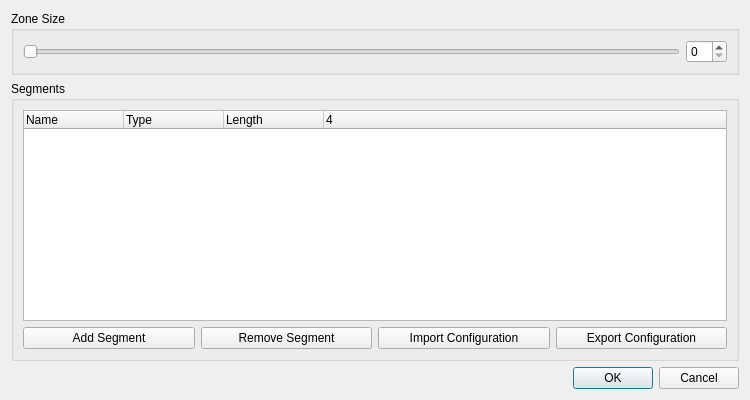
First picture: the form in qt/OpenRGBZoneEditorDialog/OpenRGBZoneEditorDialog.ui, repository CalcProgrammer1/OpenRGB, before the edit.
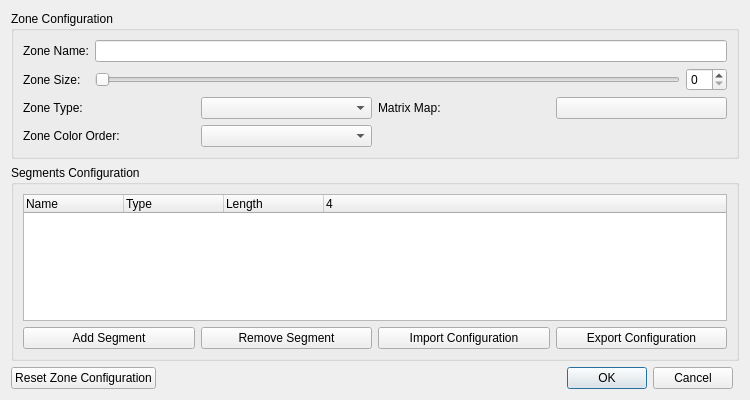
Second picture: the form after the edit. Custom widgets are drawn as their Qt base class.

Commit message: Zone and Segment type updates   * Add zone flags to indicate if fields are manually configurable and if they have been manually configured   * Add flags field to segment type   * Add segment flags for group start and group member   * Add color mode support flags to zone (RGB, RBG, GRB, GBR, BRG, BGR)   * Add color mode enum to zone   * Update zone and segment description functions to support new fields   * Rename the effects-only configurable size flag   * Remove zone type and matrix map configuration from E1.31 manual configuration, use zone editor instead

```diff
--- a/qt/OpenRGBZoneEditorDialog/OpenRGBZoneEditorDialog.ui
+++ b/qt/OpenRGBZoneEditorDialog/OpenRGBZoneEditorDialog.ui
@@ -14,42 +14,10 @@
    <string>Zone Editor</string>
   </property>
   <layout class="QGridLayout" name="gridLayout" columnstretch="1,0,0">
-   <item row="0" column="0" colspan="3">
-    <widget class="QGroupBox" name="GroupBoxZoneSize">
-     <property name="title">
-      <string>Zone Size</string>
-     </property>
-     <layout class="QGridLayout" name="gridLayout_3">
-      <item row="0" column="0">
-       <widget class="QTooltipedSlider" name="ResizeSlider">
-        <property name="sizePolicy">
-         <sizepolicy hsizetype="Expanding" vsizetype="Fixed">
-          <horstretch>0</horstretch>
-          <verstretch>0</verstretch>
-         </sizepolicy>
-        </property>
-        <property name="orientation">
-         <enum>Qt::Orientation::Horizontal</enum>
-        </property>
-       </widget>
-      </item>
-      <item row="0" column="1">
-       <widget class="QSpinBox" name="ResizeBox">
-        <property name="sizePolicy">
-         <sizepolicy hsizetype="Minimum" vsizetype="Fixed">
-          <horstretch>0</horstretch>
-          <verstretch>0</verstretch>
-         </sizepolicy>
-        </property>
-       </widget>
-      </item>
-     </layout>
-    </widget>
-   </item>
    <item row="2" column="0" colspan="3">
     <widget class="QGroupBox" name="GroupBoxSegments">
      <property name="title">
-      <string>Segments</string>
+      <string>Segments Configuration</string>
      </property>
      <layout class="QGridLayout" name="gridLayout_2">
       <item row="1" column="0">
@@ -110,22 +78,120 @@
      </layout>
     </widget>
    </item>
-   <item row="5" column="1" colspan="2">
-    <widget class="QDialogButtonBox" name="ButtonBox">
-     <property name="sizePolicy">
-      <sizepolicy hsizetype="Preferred" vsizetype="Fixed">
-       <horstretch>0</horstretch>
-       <verstretch>0</verstretch>
-      </sizepolicy>
+   <item row="0" column="0" colspan="3">
+    <widget class="QGroupBox" name="GroupBoxZoneConfiguration">
+     <property name="title">
+      <string>Zone Configuration</string>
      </property>
-     <property name="orientation">
-      <enum>Qt::Orientation::Horizontal</enum>
-     </property>
-     <property name="standardButtons">
-      <set>QDialogButtonBox::StandardButton::Cancel|QDialogButtonBox::StandardButton::Ok</set>
-     </property>
+     <layout class="QGridLayout" name="gridLayout_3">
+      <item row="3" column="0" colspan="3">
+       <layout class="QGridLayout" name="GroupBoxZoneSettings">
+        <item row="0" column="1">
+         <widget class="QComboBox" name="ComboBoxZoneType"/>
+        </item>
+        <item row="1" column="1">
+         <widget class="QComboBox" name="ComboBoxZoneColorOrder"/>
+        </item>
+        <item row="0" column="0">
+         <widget class="QLabel" name="LabelZoneType">
+          <property name="text">
+           <string>Zone Type:</string>
+          </property>
+         </widget>
+        </item>
+        <item row="0" column="2">
+         <widget class="QLabel" name="LabelZoneMatrixMap">
+          <property name="text">
+           <string>Matrix Map:</string>
+          </property>
+         </widget>
+        </item>
+        <item row="1" column="0">
+         <widget class="QLabel" name="LabelZoneColorOrder">
+          <property name="text">
+           <string>Zone Color Order:</string>
+          </property>
+         </widget>
+        </item>
+        <item row="0" column="3">
+         <widget class="QPushButton" name="ButtonZoneMatrixMap">
+          <property name="text">
+           <string/>
+          </property>
+         </widget>
+        </item>
+       </layout>
+      </item>
+      <item row="0" column="0">
+       <widget class="QLabel" name="LabelZoneName">
+        <property name="text">
+         <string>Zone Name:</string>
+        </property>
+       </widget>
+      </item>
+      <item row="1" column="0">
+       <widget class="QLabel" name="LabelZoneSize">
+        <property name="text">
+         <string>Zone Size:</string>
+        </property>
+       </widget>
+      </item>
+      <item row="1" column="2">
+       <widget class="QSpinBox" name="SpinBoxZoneSize">
+        <property name="sizePolicy">
+         <sizepolicy hsizetype="Minimum" vsizetype="Fixed">
+          <horstretch>0</horstretch>
+          <verstretch>0</verstretch>
+         </sizepolicy>
+        </property>
+       </widget>
+      </item>
+      <item row="1" column="1">
+       <widget class="QTooltipedSlider" name="SliderZoneSize">
+        <property name="sizePolicy">
+         <sizepolicy hsizetype="Expanding" vsizetype="Fixed">
+          <horstretch>0</horstretch>
+          <verstretch>0</verstretch>
+         </sizepolicy>
+        </property>
+        <property name="orientation">
+         <enum>Qt::Orientation::Horizontal</enum>
+        </property>
+       </widget>
+      </item>
+      <item row="0" column="1" colspan="2">
+       <widget class="QLineEdit" name="LineEditZoneName"/>
+      </item>
+     </layout>
     </widget>
    </item>
+   <item row="4" column="0" colspan="2">
+    <layout class="QHBoxLayout" name="HorizontalLayoutButtonBox">
+     <item>
+      <widget class="QPushButton" name="ButtonResetZoneConfiguration">
+       <property name="text">
+        <string>Reset Zone Configuration</string>
+       </property>
+      </widget>
+     </item>
+     <item>
+      <widget class="QDialogButtonBox" name="ButtonBox">
+       <property name="sizePolicy">
+        <sizepolicy hsizetype="Preferred" vsizetype="Fixed">
+         <horstretch>0</horstretch>
+         <verstretch>0</verstretch>
+        </sizepolicy>
+       </property>
+       <property name="orientation">
+        <enum>Qt::Orientation::Horizontal</enum>
+       </property>
+       <property name="standardButtons">
+        <set>QDialogButtonBox::StandardButton::Cancel|QDialogButtonBox::StandardButton::Ok</set>
+       </property>
+      </widget>
+     </item>
+    </layout>
+   </item>
   </layout>
  </widget>
  <customwidgets>
```
The commit also changes 15 other files.
